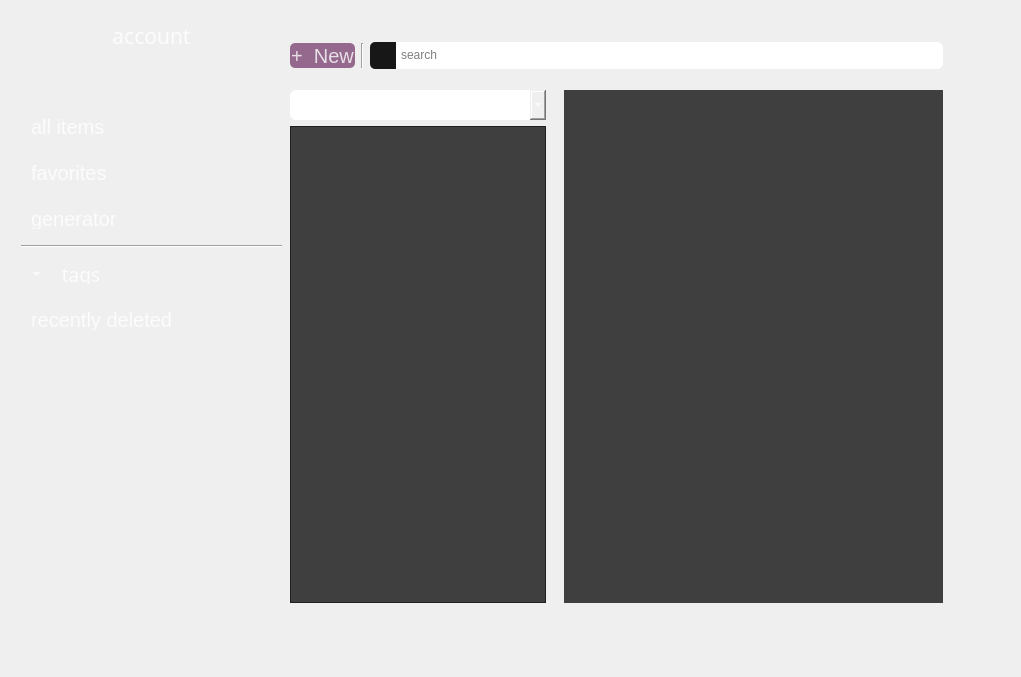
Above: designer/main_screen.ui from FLAiRistaken/Pass.me-password-manager before the change. Below: the same form after it.
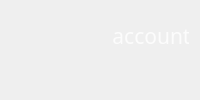
That is the form after the change. Icons and pictures are not drawn.

Commit message: New uis and main screen UI edited

Diff of the .ui file:
```diff
--- a/designer/main_screen.ui
+++ b/designer/main_screen.ui
@@ -6,8 +6,8 @@
    <rect>
     <x>0</x>
     <y>0</y>
-    <width>1021</width>
-    <height>677</height>
+    <width>194</width>
+    <height>0</height>
    </rect>
   </property>
   <property name="windowTitle">
```
The commit also changes 7 other files.
